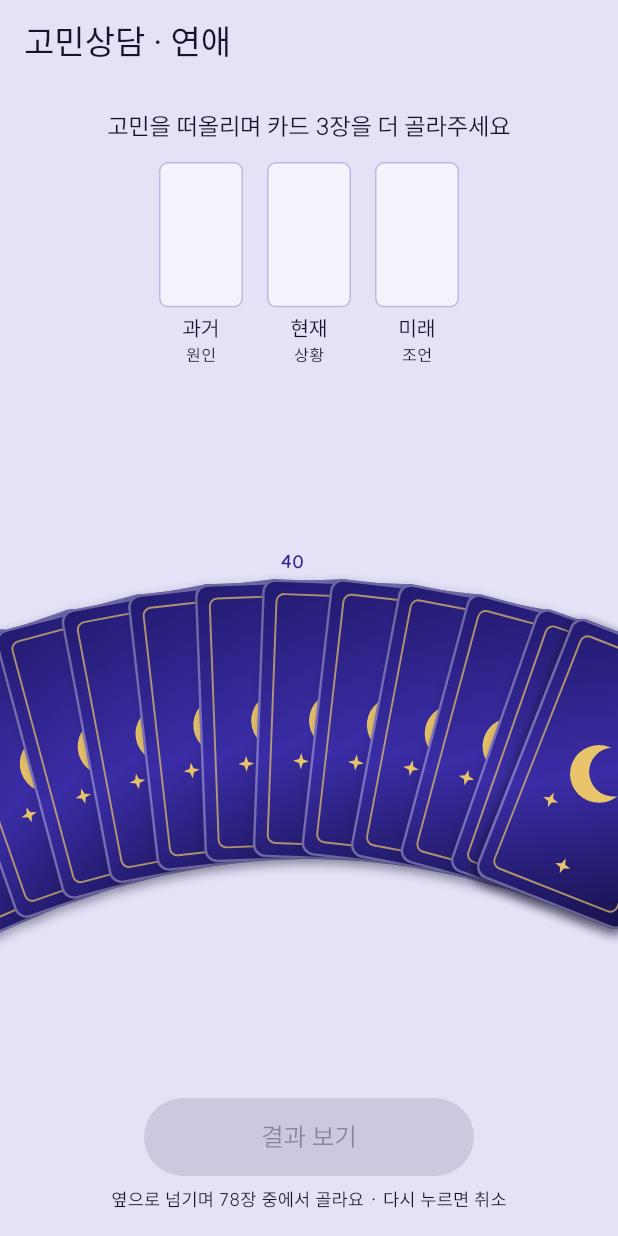
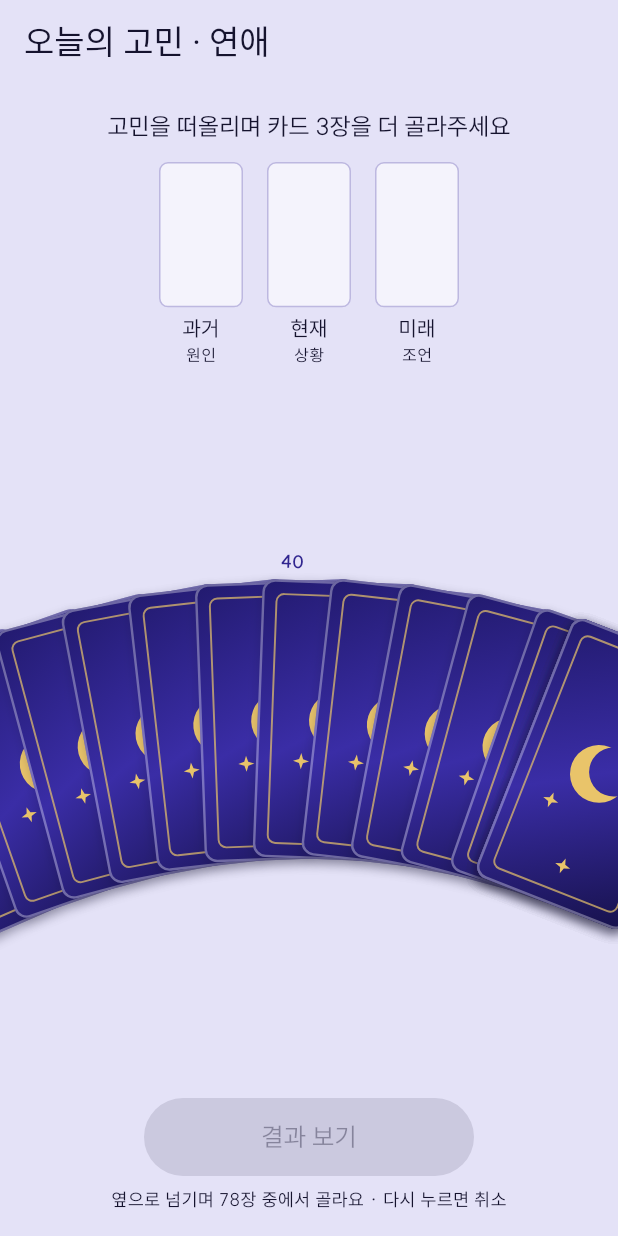
Before and after one commit to shlete/Oppop, a Flutter app: the ConsultScreen screen opened directly, after a tap on "연애", on a phone screen of 412 x 824 dp. Run offline on Flutter 3.47's test engine with Material 3 defaults, Android fonts, the phone set to English and light mode, and no system bars; our stand-ins replace firebase_core, flutter_riverpod, google_mobile_ads, share_plus, shared_preferences, web; missing offline and left inert: dart:js_interop, firebase_app_check, gal; accounts and stored records are empty; network calls fail; Roboto replaces fonts that are missing (IBMPlexSansKR); project files that could hold a hidden picture were left out.

Commit message:
폰 테스트 피드백: 오늘의 뽑기 카드 키움, 카드 뒤집기 빠르게, 고민상담 → 오늘의 고민, 고른 카드 양옆 비켜나기, 마이 탭 나가면 첫 화면으로
Co-Authored-By: Claude Opus 5.5 (1M context) <noreply@anthropic.com>
Claude-Session: https://claude.ai/code/session_01FsZtawRLD1deWrySo6vrEK

```diff
--- a/lib/features/daily/phrase_card.dart
+++ b/lib/features/daily/phrase_card.dart
@@ -63,11 +63,11 @@ class PhraseCard extends StatelessWidget {
     // 늘 같은 크기로 그린 뒤 화면에 맞게 줄이고 늘린다.
     // 기기 크기와 상관없이 글자 줄바꿈과 저장 이미지 모양이 똑같다.
     return AspectRatio(
-      aspectRatio: 4 / 5,
+      aspectRatio: 3 / 4,
       child: FittedBox(
         child: SizedBox(
           width: designWidth,
-          height: designWidth * 5 / 4,
+          height: designWidth * 4 / 3,
           child: DecoratedBox(
             decoration: BoxDecoration(
               borderRadius: BorderRadius.circular(28),
--- a/lib/features/tarot/ai_reading.dart
+++ b/lib/features/tarot/ai_reading.dart
@@ -7,7 +7,7 @@ import '../../core/firebase/app_check.dart';
 import 'tarot_cards.dart';
 import 'tarot_logic.dart';
 
-/// AI가 쓴 고민상담 통합 점괘. 저장할 때 같이 남겨서 다시 만들지 않는다.
+/// AI가 쓴 오늘의 고민 통합 점괘. 저장할 때 같이 남겨서 다시 만들지 않는다.
 class AiReading {
   const AiReading({
     required this.flow,
--- a/lib/features/tarot/consult_result_screen.dart
+++ b/lib/features/tarot/consult_result_screen.dart
@@ -17,7 +17,7 @@ import 'tarot_cards.dart';
 import 'tarot_logic.dart';
 import 'tarot_state.dart';
 
-/// 고민상담 결과: 과거·현재·미래 3장을 차례로 뒤집고 주제별 해석을 보여준다.
+/// 오늘의 고민 결과: 과거·현재·미래 3장을 차례로 뒤집고 주제별 해석을 보여준다.
 class ConsultResultScreen extends ConsumerStatefulWidget {
   const ConsultResultScreen({
     super.key,
@@ -39,7 +39,7 @@ class _ConsultResultScreenState extends ConsumerState<ConsultResultScreen>
     with SingleTickerProviderStateMixin {
   late final AnimationController _flip = AnimationController(
     vsync: this,
-    duration: const Duration(milliseconds: 1800),
+    duration: const Duration(milliseconds: 1100),
     // 결과 연출이라 '애니메이션 줄이기' 설정에서도 정해진 시간 그대로 재생한다.
     animationBehavior: AnimationBehavior.preserve,
   )..forward();
@@ -130,7 +130,7 @@ class _ConsultResultScreenState extends ConsumerState<ConsultResultScreen>
     await SharePlus.instance.share(
       ShareParams(
         text:
-            '타로 고민상담 · ${widget.topic.label}\n${lines.join('\n')}'
+            '타로 오늘의 고민 · ${widget.topic.label}\n${lines.join('\n')}'
             '\n\n- 오늘의 뽑기',
         files: [
           XFile.fromData(
@@ -149,7 +149,7 @@ class _ConsultResultScreenState extends ConsumerState<ConsultResultScreen>
     final isSaved = ref.watch(savedReadingsProvider).any((r) => r.id == _id);
     final text = Theme.of(context).textTheme;
     return Scaffold(
-      appBar: AppBar(title: Text('고민상담 · ${widget.topic.label}')),
+      appBar: AppBar(title: Text('오늘의 고민 · ${widget.topic.label}')),
       body: SafeArea(
         child: deck == null
             ? const Center(child: CircularProgressIndicator())
@@ -280,7 +280,7 @@ class _ConsultResultScreenState extends ConsumerState<ConsultResultScreen>
   }
 }
 
-/// 고민상담 결과 화면 본문. 큰 카드 3장을 옆으로 넘겨 보고, 아래에 통합 점괘를 보여준다.
+/// 오늘의 고민 결과 화면 본문. 큰 카드 3장을 옆으로 넘겨 보고, 아래에 통합 점괘를 보여준다.
 /// 결과 화면과 저장 목록 상세에서 같이 쓴다.
 class ConsultReading extends StatefulWidget {
   const ConsultReading({
--- a/lib/features/tarot/consult_screen.dart
+++ b/lib/features/tarot/consult_screen.dart
@@ -12,7 +12,7 @@ import 'tarot_card_view.dart';
 import 'tarot_cards.dart';
 import 'tarot_logic.dart';
 
-/// 고민상담: 주제를 고르고, 펼친 카드 중 3장을 직접 고른다.
+/// 오늘의 고민: 주제를 고르고, 펼친 카드 중 3장을 직접 고른다.
 class ConsultScreen extends ConsumerStatefulWidget {
   const ConsultScreen({super.key, this.random});
 
@@ -87,7 +87,7 @@ class _ConsultScreenState extends ConsumerState<ConsultScreen> {
       },
       child: Scaffold(
         appBar: AppBar(
-          title: Text(topic == null ? '고민상담' : '고민상담 · ${topic.label}'),
+          title: Text(topic == null ? '오늘의 고민' : '오늘의 고민 · ${topic.label}'),
         ),
         body: SafeArea(
           child: deck == null
@@ -288,6 +288,20 @@ class _FanState extends State<_Fan> with SingleTickerProviderStateMixin {
   /// 옆 카드와의 간격 (카드 폭 대비).
   static const _step = 0.36;
 
+  /// 고른 카드 양옆이 비켜나는 거리 (카드 폭 대비). 바로 옆, 그 옆 순.
+  static const _nudge = [0.2, 0.08];
+
+  /// [i]번째 카드가 고른 카드에 밀려 옆으로 비켜나는 거리 (카드 폭 대비, 오른쪽이 +).
+  double _push(int i, List<int> picked) {
+    if (picked.contains(i)) return 0;
+    var push = 0.0;
+    for (final p in picked) {
+      final d = (i - p).abs();
+      if (d >= 1 && d <= _nudge.length) push += _nudge[d - 1] * (i - p).sign;
+    }
+    return push;
+  }
+
   late double _cw;
   late double _ch;
   late double _pad;
@@ -479,7 +493,10 @@ class _FanState extends State<_Fan> with SingleTickerProviderStateMixin {
               for (final c in cards.reversed) {
                 final d = p - c.p.center;
                 final a = -c.p.angle;
-                final x = d.dx * cos(a) - d.dy * sin(a);
+                final x =
+                    d.dx * cos(a) -
+                    d.dy * sin(a) -
+                    _push(c.index, picked) * _cw;
                 var y = d.dx * sin(a) + d.dy * cos(a);
                 if (picked.contains(c.index)) y += _lift;
                 if (x.abs() <= _cw / 2 && y.abs() <= _ch / 2) return c.index;
@@ -510,10 +527,13 @@ class _FanState extends State<_Fan> with SingleTickerProviderStateMixin {
                         child: Transform.rotate(
                           angle: c.p.angle,
                           child: AnimatedSlide(
-                            duration: const Duration(milliseconds: 150),
-                            offset: picked.contains(c.index)
-                                ? Offset(0, -_lift / _ch)
-                                : Offset.zero,
+                            duration: const Duration(milliseconds: 220),
+                            curve: Curves.easeOutCubic,
+                            // 고른 카드는 위로 올라오고, 양옆 카드는 살짝 비켜난다.
+                            offset: Offset(
+                              _push(c.index, picked),
+                              picked.contains(c.index) ? -_lift / _ch : 0,
+                            ),
                             child: _numbered(
                               c.index,
                               TarotCardBack(
--- a/lib/features/tarot/daily_tarot_screen.dart
+++ b/lib/features/tarot/daily_tarot_screen.dart
@@ -221,7 +221,7 @@ class _DailyTarotScreenState extends ConsumerState<DailyTarotScreen>
                       ),
                       const SizedBox(height: 12),
                       PrimaryButton(
-                        label: done ? '고민상담 하러 가기' : '카드 뒤집기',
+                        label: done ? '오늘의 고민 보러 가기' : '카드 뒤집기',
                         onPressed: _flip.isAnimating
                             ? null
                             : done
--- a/lib/features/tarot/tarot_cards.dart
+++ b/lib/features/tarot/tarot_cards.dart
@@ -3,7 +3,7 @@ import 'dart:convert';
 import 'package:flutter/services.dart';
 import 'package:flutter_riverpod/flutter_riverpod.dart';
 
-/// 고민상담 주제.
+/// 오늘의 고민 주제.
 enum TarotTopic {
   love('연애'),
   study('학업'),
@@ -16,7 +16,7 @@ enum TarotTopic {
   final String label;
 }
 
-/// 고민상담 3장 자리.
+/// 오늘의 고민 3장 자리.
 enum SpreadPosition {
   past('과거', '원인'),
   present('현재', '상황'),
@@ -41,7 +41,7 @@ class CardReading {
   /// 오늘의 운세 한 줄.
   final String today;
 
-  /// 고민상담 주제별 한 줄.
+  /// 오늘의 고민 주제별 한 줄.
   final Map<TarotTopic, String> topics;
 
   factory CardReading.fromJson(Map<String, dynamic> json) => CardReading(
--- a/lib/features/tarot/tarot_screen.dart
+++ b/lib/features/tarot/tarot_screen.dart
@@ -8,7 +8,7 @@ import 'saved_readings_screen.dart';
 import 'tarot_card_view.dart';
 import 'tarot_state.dart';
 
-/// 타로 메뉴: 오늘의 운세(1장) / 고민상담(3장).
+/// 타로 메뉴: 오늘의 운세(1장) / 오늘의 고민(3장).
 class TarotScreen extends ConsumerWidget {
   const TarotScreen({super.key});
 
@@ -42,7 +42,7 @@ class TarotScreen extends ConsumerWidget {
           ),
           const SizedBox(height: 12),
           _Entry(
-            title: '고민상담',
+            title: '오늘의 고민',
             subtitle: '연애 · 학업 · 진로 · 금전 · 건강',
             cards: 3,
             color: scheme.surfaceContainerLowest,
--- a/lib/features/tarot/tarot_state.dart
+++ b/lib/features/tarot/tarot_state.dart
@@ -60,23 +60,23 @@ class SavedReading {
 
   final String id;
 
-  /// 오늘의 운세면 1장, 고민상담이면 과거·현재·미래 순 3장.
+  /// 오늘의 운세면 1장, 오늘의 고민이면 과거·현재·미래 순 3장.
   final List<DrawnCard> cards;
   final DateTime savedAt;
 
-  /// 고민상담 주제. 오늘의 운세면 null.
+  /// 오늘의 고민 주제. 오늘의 운세면 null.
   final TarotTopic? topic;
 
   /// 오늘의 운세에만 있다.
   final String? luckyColor;
   final int? luckyNumber;
 
-  /// 고민상담 결과를 AI가 써 줬을 때의 통합 점괘. 없으면 미리 써 둔 점괘를 보여준다.
+  /// 오늘의 고민 결과를 AI가 써 줬을 때의 통합 점괘. 없으면 미리 써 둔 점괘를 보여준다.
   final AiReading? ai;
 
   bool get isDaily => topic == null;
 
-  String get title => isDaily ? '오늘의 운세' : '고민상담 · ${topic!.label}';
+  String get title => isDaily ? '오늘의 운세' : '오늘의 고민 · ${topic!.label}';
 
   Map<String, Object> toJson() => {
     'id': id,
--- a/lib/shell/main_shell.dart
+++ b/lib/shell/main_shell.dart
@@ -18,6 +18,7 @@ class MainShell extends StatefulWidget {
 }
 
 class _MainShellState extends State<MainShell> {
+  static const _myTab = 4;
   int _index = 0;
   final _navigators = List.generate(5, (_) => GlobalKey<NavigatorState>());
 
@@ -26,6 +27,10 @@ class _MainShellState extends State<MainShell> {
       // 지금 탭을 한 번 더 누르면 그 탭의 첫 화면으로.
       _navigators[index].currentState?.popUntil((r) => r.isFirst);
       return;
+    }
+    // 마이 탭(설정 등)은 다른 탭으로 나가면 첫 화면으로 돌려 둔다.
+    if (_index == _myTab) {
+      _navigators[_myTab].currentState?.popUntil((r) => r.isFirst);
     }
     setState(() {
       // 홈으로 가면 다른 탭들은 새로 만들어 처음 상태로 되돌린다
```
Also changed, not shown: lib/features/daily/daily_screen.dart (+18 -27 lines), 3 other files.
